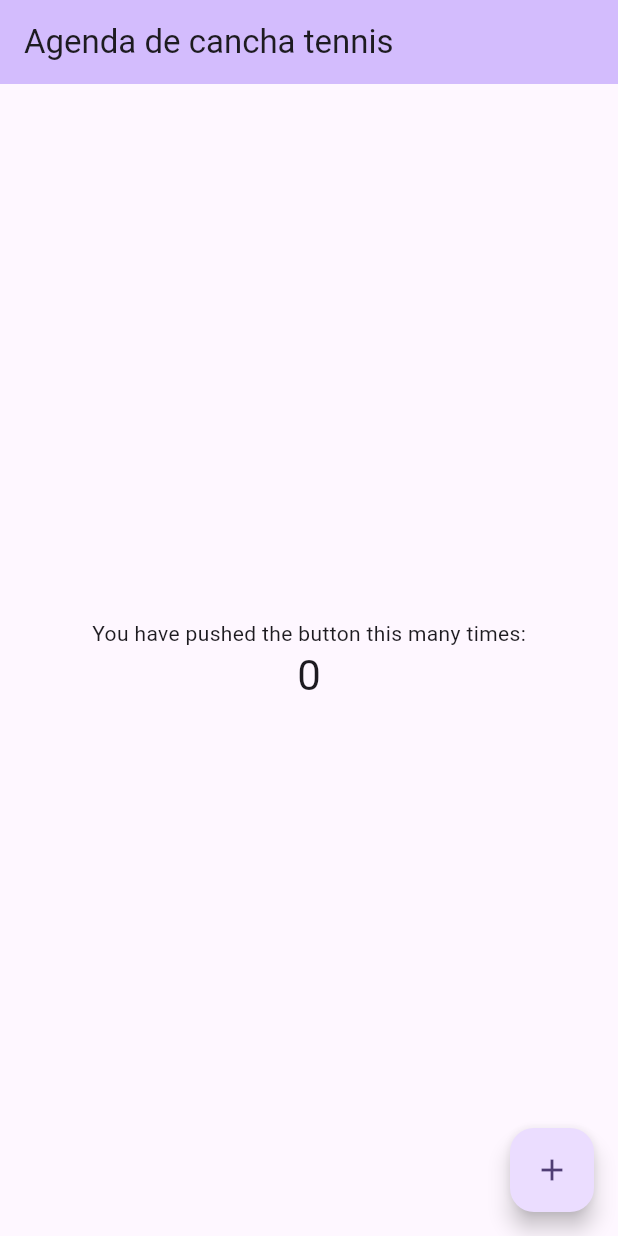
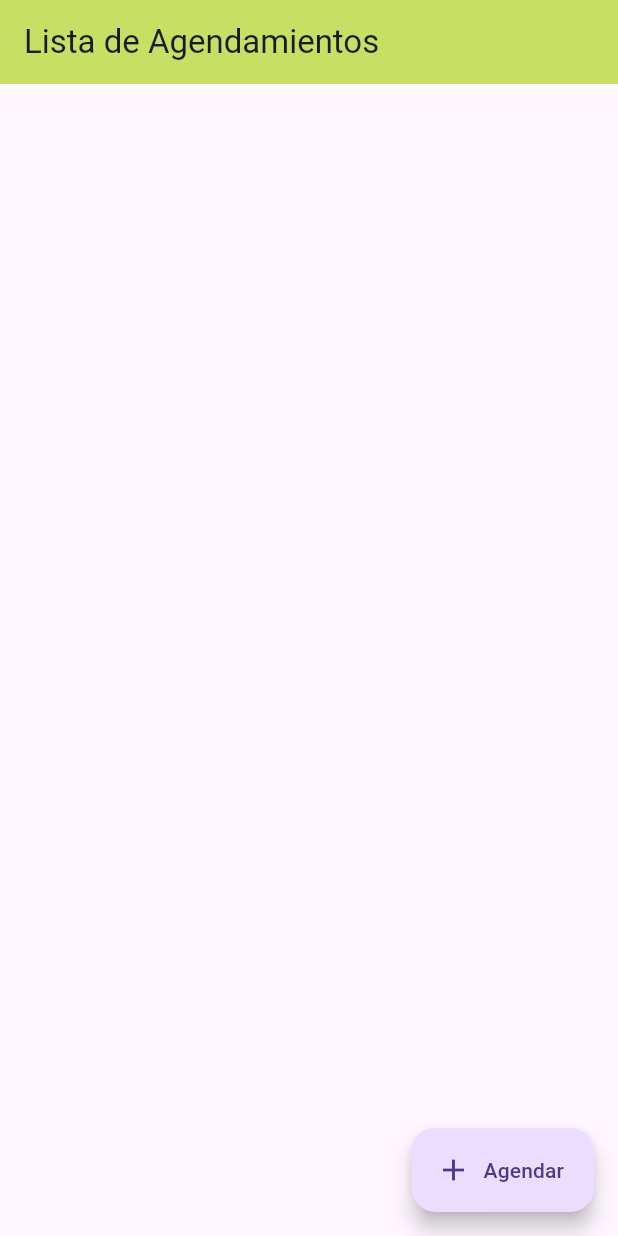
Before and after one commit to cristobal21tv/tennis, a Flutter app: the screen it shows after launch, on a phone screen of 412 x 824 dp. Run offline on Flutter 3.47's test engine with Material 3 defaults, Android fonts, the phone set to English and light mode, and no system bars; our stand-ins replace sqflite; accounts and stored records are empty; Roboto replaces fonts that are missing (calibri).

Commit message:
app tennis

```diff
--- /dev/null
+++ b/tennis/lib/data/database_connection.dart
@@ -0,0 +1,33 @@
+import 'dart:convert';
+import 'dart:developer';
+import 'package:path/path.dart';
+import 'package:sqflite/sqflite.dart';
+
+class DatabaseConnection {
+  static final DatabaseConnection instance =
+      DatabaseConnection._privateConstructor();
+  static Database? _database;
+
+  DatabaseConnection._privateConstructor();
+  // Abrir la base de datos
+  Future<Database> get database async {
+    if (_database != null) return _database!;
+    _database = await _initDatabase();
+    return _database!;
+  }
+
+  // Inicializar la base de datos
+  Future<Database> _initDatabase() async {
+    String path = join(await getDatabasesPath(), 'tennis.db');
+    return await openDatabase(path, version: 1, onCreate: _onCreatingDatabase);
+  }
+
+  _onCreatingDatabase(Database db, int version) async {
+    await db
+        .execute(
+          'CREATE TABLE IF NOT EXISTS Bookings (id	INTEGER NOT NULL UNIQUE, Court TEXT NOT NULL, Date	TEXT NOT NULL, UserName	TEXT NOT NULL, clima TEXT NOT NULL, PRIMARY KEY(id));',
+        )
+        .then((value) => log('tabla Bookings creada'))
+        .onError((error, stackTrace) => log(jsonDecode(error.toString())));
+  }
+}
--- /dev/null
+++ b/tennis/lib/home/data/models/booking.dart
@@ -0,0 +1,37 @@
+class Booking {
+  int? id;
+  String court;
+  String date;
+  String userName;
+  String? clima;
+
+  Booking({
+    this.id,
+    required this.court,
+    required this.date,
+    required this.userName,
+    required this.clima,
+  });
+
+  // Método para convertir un mapa en una instancia de Booking
+  factory Booking.fromMap(Map<String, dynamic> map) {
+    return Booking(
+      id: map['id'],
+      court: map['Court'],
+      date: map['Date'],
+      userName: map['UserName'],
+      clima: map['clima'],
+    );
+  }
+
+  // Método para convertir una instancia de Booking en un mapa
+  Map<String, dynamic> toMap() {
+    return {
+      'id': id,
+      'Court': court,
+      'Date': date,
+      'UserName': userName,
+      'clima': clima,
+    };
+  }
+}
--- /dev/null
+++ b/tennis/lib/home/ui/home_screen.dart
@@ -0,0 +1,60 @@
+import 'package:flutter/material.dart';
+import 'package:provider/provider.dart';
+import '../../widgets/colores.widgets.dart';
+import 'CardButton_screen.dart';
+import 'newBooking_screen.dart';
+import 'provider/home_provider.dart';
+
+class HomeScreen extends StatelessWidget {
+  @override
+  Widget build(BuildContext context) {
+    return ChangeNotifierProvider(
+      create: (context) => HomeProvider(),
+      child: Scaffold(
+        appBar: AppBar(
+          title: const Text('Lista de Agendamientos'),
+          backgroundColor: ColoresGenerales.mainColor,
+        ),
+        body: SingleChildScrollView(
+          child: Container(
+            // Asegúrate de que el contenido ocupe al menos el tamaño de la pantalla
+            constraints: BoxConstraints(
+              minHeight: MediaQuery.of(context).size.height,
+            ),
+            child: const Column(
+              crossAxisAlignment: CrossAxisAlignment.start,
+              mainAxisSize: MainAxisSize.min,
+              children: [
+                CardButton(),
+              ],
+            ),
+          ),
+        ),
+        floatingActionButton: FloatingActionButton.extended(
+          onPressed: () {
+            // Mostrar la página de agregar agendamiento como un modal
+            showModalBottomSheet(
+              isScrollControlled: true,
+              shape: const RoundedRectangleBorder(
+                borderRadius: BorderRadius.vertical(top: Radius.circular(25.0)),
+              ),
+              context: context,
+              builder: (BuildContext context) {
+                return Container(
+                  constraints: BoxConstraints(
+                    maxHeight: MediaQuery.of(context).size.height *
+                        0.7, // Establece una altura máxima del 80% de la altura de la pantalla
+                  ),
+                  child: AddBookingPage(),
+                );
+              },
+            );
+          },
+          label: const Text('Agendar'),
+          icon: const Icon(Icons.add),
+          //backgroundColor: Colors.pink,
+        ),
+      ),
+    );
+  }
+}
--- a/tennis/lib/main.dart
+++ b/tennis/lib/main.dart
@@ -1,68 +1,30 @@
 import 'package:flutter/material.dart';
+import 'package:provider/provider.dart';
+import 'routes/pages_routes.dart';
+import 'home/ui/provider/home_provider.dart';
 
 void main() {
-  runApp(const MyApp());
+  runApp(MultiProvider(
+    providers: [
+      ChangeNotifierProvider(create: (_) => HomeProvider()),
+      //En este Espacio podemos agregar nuevos provider
+    ],
+    child: MyApp(),
+  ));
 }
 
 class MyApp extends StatelessWidget {
-  const MyApp({super.key});
-
-  // This widget is the root of your application.
   @override
   Widget build(BuildContext context) {
     return MaterialApp(
-      title: 'tennis',
+      debugShowCheckedModeBanner: false,
+      title: 'Tennis',
+      routes: Pagasroutes.routes,
+      onGenerateRoute: RouteGenerator.generateRoute,
+      initialRoute: "/",
       theme: ThemeData(
-        colorScheme: ColorScheme.fromSeed(seedColor: Colors.deepPurple),
-        useMaterial3: true,
-      ),
-      home: const MyHomePage(title: 'Agenda de cancha tennis'),
-    );
-  }
-}
-
-class MyHomePage extends StatefulWidget {
-  const MyHomePage({super.key, required this.title});
-  final String title;
-
-  @override
-  State<MyHomePage> createState() => _MyHomePageState();
-}
-
-class _MyHomePageState extends State<MyHomePage> {
-  int _counter = 0;
-
-  void _incrementCounter() {
-    setState(() {
-      _counter++;
-    });
-  }
-
-  @override
-  Widget build(BuildContext context) {
-    return Scaffold(
-      appBar: AppBar(
-        backgroundColor: Theme.of(context).colorScheme.inversePrimary,
-        title: Text(widget.title),
-      ),
-      body: Center(
-        child: Column(
-          mainAxisAlignment: MainAxisAlignment.center,
-          children: <Widget>[
-            const Text(
-              'You have pushed the button this many times:',
-            ),
-            Text(
-              '$_counter',
-              style: Theme.of(context).textTheme.headlineMedium,
-            ),
-          ],
-        ),
-      ),
-      floatingActionButton: FloatingActionButton(
-        onPressed: _incrementCounter,
-        tooltip: 'Increment',
-        child: const Icon(Icons.add),
+        fontFamily: 'calibri',
+        primarySwatch: Colors.blue,
       ),
     );
   }
--- /dev/null
+++ b/tennis/lib/routes/pages_routes.dart
@@ -0,0 +1,27 @@
+import 'package:flutter/cupertino.dart';
+import '../home/ui/home_screen.dart';
+import '../home/ui/newBooking_screen.dart';
+import 'routes.dart';
+
+abstract class Pagasroutes {
+  static Map<String, Widget Function(BuildContext)> routes = {
+    Routes.home: (BuildContext context) => HomeScreen(),
+    Routes.addBookingPage: (BuildContext context) => AddBookingPage(),
+  };
+}
+
+class RouteGenerator {
+  static Route<dynamic> generateRoute(RouteSettings settings) {
+    switch (settings.name) {
+      case '/':
+        return CupertinoPageRoute(
+            builder: (BuildContext context) => HomeScreen());
+      case '/AddBookingPage':
+        return CupertinoPageRoute(
+            builder: (BuildContext context) => AddBookingPage());
+      default:
+        return CupertinoPageRoute(
+            builder: (BuildContext context) => HomeScreen());
+    }
+  }
+}
--- /dev/null
+++ b/tennis/lib/routes/routes.dart
@@ -0,0 +1,6 @@
+abstract class Routes {
+  static const String home = "/";
+  static const String schedule = "/Schedule";
+  static const String detailElements = "/Detail";
+  static const String addBookingPage = "/AddBookingPage";
+}
--- /dev/null
+++ b/tennis/lib/services/service_api.dart
@@ -0,0 +1,32 @@
+import 'dart:convert';
+import 'package:http/http.dart' as http;
+
+class ServiceApi {
+  static const String apiKey = 'example-api-key';
+  static const double lat = 58.7984;
+  static const double lng = 17.8081;
+  static const String params = 'windSpeed';
+
+  Future obtenerPronostico(formattedDate) async {
+    const username = 'educativo_florez_cristobal';
+    const password = 'uqO2rM068Z';
+    final basicAuth =
+        'Basic ' + base64Encode(utf8.encode('$username:$password'));
+
+    final url =
+        'https://api.meteomatics.com/$formattedDate--$formattedDate:PT1H/t_2m:C/6.2443382,75.573553/json';
+    final response = await http.get(
+      Uri.parse(url),
+      headers: <String, String>{
+        'Authorization': basicAuth,
+      },
+    );
+
+    if (response.statusCode == 200) {
+      Map<String, dynamic> decodedData = json.decode(response.body);
+      // Acceder al valor que necesitas
+      return decodedData['data'][0]['coordinates'][0]['dates'][0]['value'];
+    }
+    return [];
+  }
+}
--- /dev/null
+++ b/tennis/lib/widgets/colores.widgets.dart
@@ -0,0 +1,8 @@
+import 'package:flutter/material.dart';
+
+class ColoresGenerales {
+  static const mainColor = Color.fromARGB(255, 199, 224, 100);
+  static const secondaryColor = Color(0XFF00C8CD);
+  static const mainStandard = Color(0xFFFFEA00);
+  static const secondaryStandard = Color(0xFFEF5350);
+}
```
Also changed, not shown: tennis/lib/home/data/models/message.dart (added, +25 -0 lines), tennis/lib/home/ui/CardButton_screen.dart (added, +154 -0 lines), tennis/lib/home/ui/newBooking_screen.dart (added, +159 -0 lines), tennis/lib/home/ui/provider/home_provider.dart (added, +85 -0 lines), tennis/pubspec.yaml (+7 -15 lines), 8 other files.
